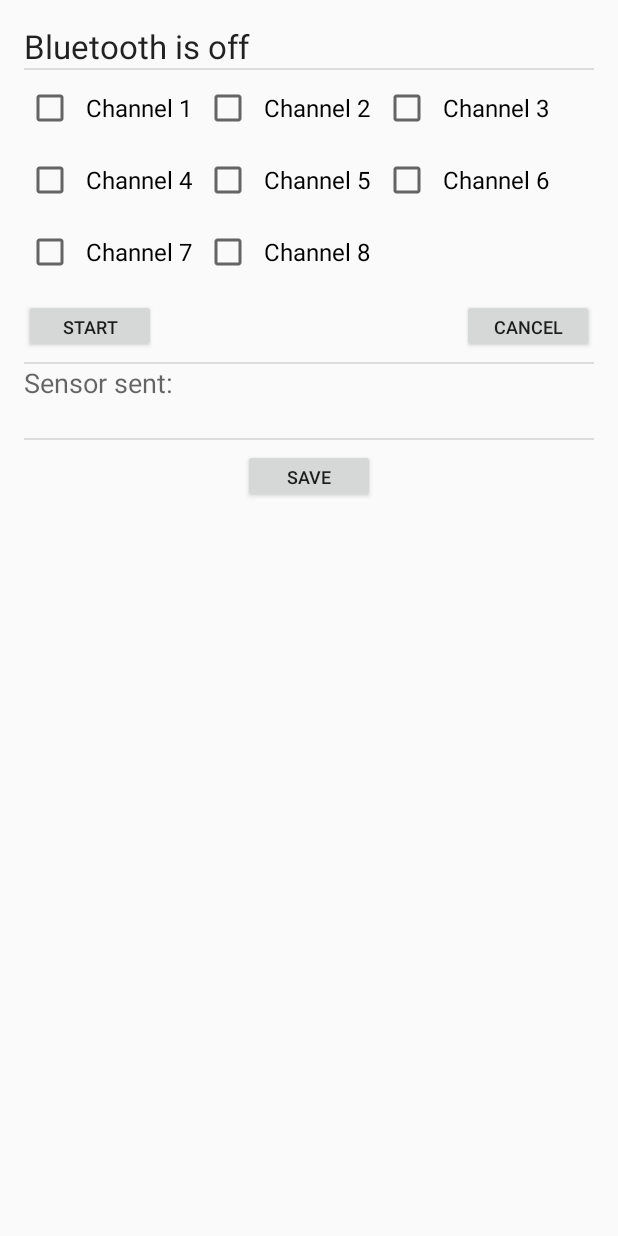
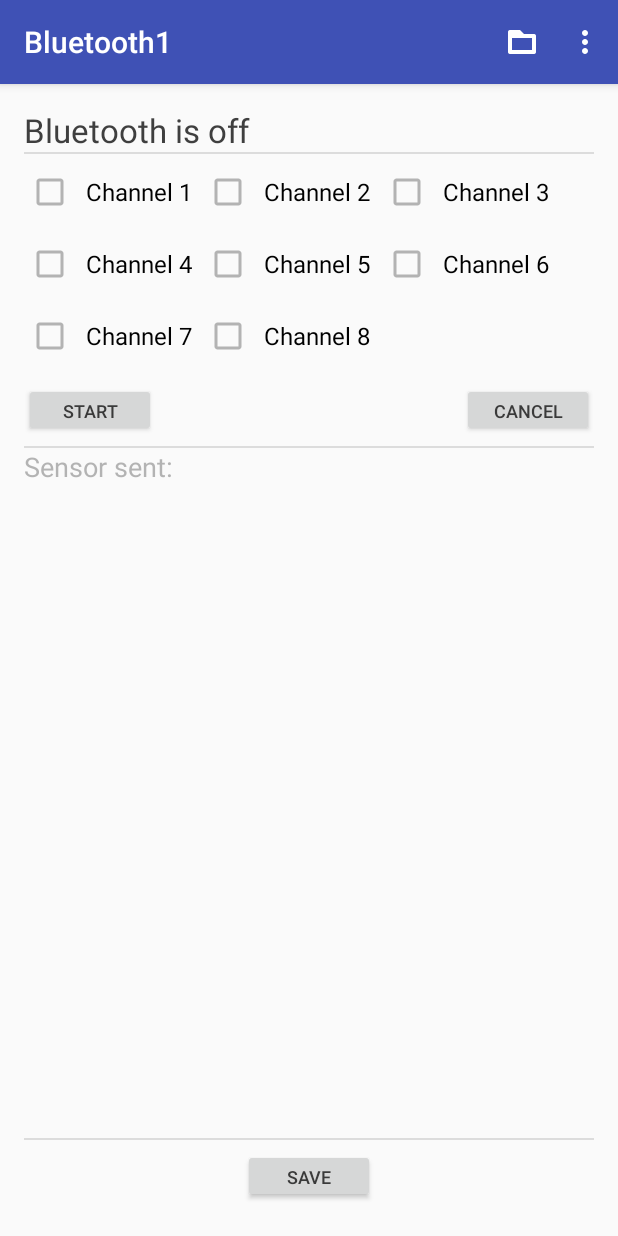
Before and after one commit to AnthonyVDeCaria/ECE496-FPGA_BlueTooth_App, an Android app: the screen it shows after launch (MainActivity), on a phone screen of 412 x 824 dp. Run offline under Robolectric (Android 15) with nearby library versions, the phone set to English and light mode, and no system bars.

Commit message:
Material Design Partly Done
Finished Theme design. Toolbar is showing what is expected. May need to
change further to the correct style format.

```diff
--- a/Android App/Bluetooth/app/src/main/java/com/example/hannahkwon/bluetooth1/MainActivity.java
+++ b/Android App/Bluetooth/app/src/main/java/com/example/hannahkwon/bluetooth1/MainActivity.java
@@ -11,9 +11,11 @@ import android.os.Handler;
 import android.os.Message;
 import android.support.v4.app.ActivityCompat;
 import android.support.v4.app.DialogFragment;
-import android.support.v4.app.FragmentActivity;
 import android.support.v4.content.ContextCompat;
+import android.support.v7.app.AppCompatActivity;
+import android.support.v7.widget.Toolbar;
 import android.util.Log;
+import android.view.Menu;
 import android.view.View;
 import android.widget.Button;
 import android.widget.CheckBox;
@@ -21,14 +23,13 @@ import android.widget.EditText;
 import android.widget.GridLayout;
 import android.widget.TextView;
 import android.widget.Toast;
-import android.widget.Toolbar;
 
-public class MainActivity extends FragmentActivity
+public class MainActivity extends AppCompatActivity
         implements RepromptBtDialogFragment.RepromptBtDialogListener, NotSupportBtDialogFragment.NotSupportBtDialogListener, GetFileNameDialogFragment.GetFileNameDialogListener{
 
     private static final String TAG = "MainActivity";
 
-    private Toolbar toolbar;
+    private android.support.v7.widget.Toolbar toolbar;
 
     // Bluetooth related
     private TextView txt_BtStatus;
@@ -125,8 +126,8 @@ public class MainActivity extends FragmentActivity
 
         setContentView(R.layout.activity_main);
 
-//        toolbar = (Toolbar) findViewById(R.id.toolbar);
-        setActionBar(toolbar);
+        toolbar = (Toolbar) findViewById(R.id.toolBar);
+        setSupportActionBar(toolbar);
 
         txt_BtStatus = (TextView) findViewById(R.id.txt_BtStatus);
         txt_DataReceived = (TextView) findViewById(R.id.txt_DataReceived);
@@ -196,6 +197,14 @@ public class MainActivity extends FragmentActivity
                 commandPacketCreator((byte) Constants.CANCEL);
             }
         });
+    }
+
+    @Override
+    public boolean onCreateOptionsMenu(Menu menu) {
+        // Inflate the menu; this adds items to the action bar if it is present.
+        //TODO start from here
+        getMenuInflater().inflate(R.menu.menu_main, menu);
+        return true;
     }
 
     @Override
--- a/Android App/Bluetooth/app/src/main/res/layout/activity_main.xml
+++ b/Android App/Bluetooth/app/src/main/res/layout/activity_main.xml
@@ -1,15 +1,21 @@
 <?xml version="1.0" encoding="utf-8"?>
-<RelativeLayout xmlns:android="http://schemas.android.com/apk/res/android"
+<LinearLayout xmlns:android="http://schemas.android.com/apk/res/android"
     xmlns:tools="http://schemas.android.com/tools"
     xmlns:app="http://schemas.android.com/apk/res-auto"
     android:layout_width="match_parent"
     android:layout_height="match_parent"
+    android:orientation="vertical"
     tools:context="com.example.hannahkwon.bluetooth1.MainActivity">
+
+    <include
+        android:id="@+id/toolBar"
+        layout="@layout/toolbar">
+    </include>
 
     <LinearLayout
         android:orientation="vertical"
         android:layout_width="match_parent"
-        android:layout_height="wrap_content"
+        android:layout_height="match_parent"
         android:paddingLeft="@dimen/activity_horizontal_margin"
         android:paddingRight="@dimen/activity_horizontal_margin"
         android:paddingTop="@dimen/activity_vertical_margin"
@@ -30,7 +36,7 @@
             <View
                 android:layout_width="match_parent"
                 android:layout_height="1dp"
-                android:background="@color/dividerColor"/>
+                android:background="@color/divider"/>
 
             <GridLayout
                 android:layout_width="match_parent"
@@ -148,7 +154,7 @@
             <View
                 android:layout_width="match_parent"
                 android:layout_height="1dp"
-                android:background="@color/dividerColor"/>
+                android:background="@color/divider"/>
 
             <TextView
                 android:text="Sensor sent:"
@@ -171,7 +177,7 @@
             <View
                 android:layout_width="match_parent"
                 android:layout_height="1dp"
-                android:background="@color/dividerColor"/>
+                android:background="@color/divider"/>
 
             <Button
                 android:text="Save"
@@ -189,4 +195,4 @@
         </LinearLayout>
     </LinearLayout>
 
-</RelativeLayout>
+</LinearLayout>
--- /dev/null
+++ b/Android App/Bluetooth/app/src/main/res/layout/toolbar.xml
@@ -0,0 +1,10 @@
+<?xml version="1.0" encoding="utf-8"?>
+<android.support.v7.widget.Toolbar xmlns:android="http://schemas.android.com/apk/res/android"
+        android:layout_width="match_parent"
+        android:layout_height="?attr/actionBarSize"
+        android:background="?attr/colorPrimary"
+        android:theme="@style/AppThemeOverlay.ActionBar"
+        android:popupTheme="@style/ThemeOverlay.AppCompat.Dark"
+        android:elevation="4dp">
+
+</android.support.v7.widget.Toolbar>
--- /dev/null
+++ b/Android App/Bluetooth/app/src/main/res/menu/menu_main.xml
@@ -0,0 +1,16 @@
+<?xml version="1.0" encoding="utf-8"?>
+<menu xmlns:android="http://schemas.android.com/apk/res/android"
+    xmlns:app="http://schemas.android.com/apk/res-auto">
+
+    <item
+        android:id="@+id/action_open_file"
+        android:icon="@drawable/ic_folder_open"
+        android:title="@string/action_open_file"
+        app:showAsAction="ifRoom"/>
+
+    <!-- Settings, should always be in the overflow -->
+    <item android:id="@+id/action_settings"
+        android:title="@string/action_settings"
+        app:showAsAction="never"/>
+
+</menu>
--- a/Android App/Bluetooth/app/src/main/res/values/colors.xml
+++ b/Android App/Bluetooth/app/src/main/res/values/colors.xml
@@ -1,8 +1,17 @@
 <?xml version="1.0" encoding="utf-8"?>
 <resources>
-    <color name="colorPrimary">#3F51B5</color>
-    <color name="colorPrimaryDark">#303F9F</color>
-    <color name="colorAccent">#FF4081</color>
+    <!--Indigo Color Palette (Primary Palette)-->
+    <color name="primary">#3F51B5</color>
+    <color name="primary_dark">#303F9F</color>
+    <color name="primary_light">#C5CAE9</color>
+    <color name="accent">#FF4081</color>
+    <!--Used 87% of Opacity-->
+    <color name="primary_text">#dd212121</color>
+    <!--Used 54% of Opacity-->
+    <color name="secondary_text">#89757575</color>
+    <!--Disabled text, hint text, and icons (Used 12% of Opacity)-->
+    <color name="icons">#60FFFFFF</color>
     <!-- Opacity of 12% black (for light themes) -->
-    <color name='dividerColor'>#1f000000</color>
+    <color name="divider">#1f000000</color>
+    <color name="white">#ffffff</color>
 </resources>
--- a/Android App/Bluetooth/app/src/main/res/values/strings.xml
+++ b/Android App/Bluetooth/app/src/main/res/values/strings.xml
@@ -2,6 +2,10 @@
 <resources xmlns:xliff="urn:oasis:names:tc:xliff:document:1.2">
 
     <string name="app_name">Bluetooth1</string>
+
+    <!--Toolbar actions-->
+    <string name="action_open_file">Open file</string>
+    <string name="action_settings">Settings</string>
 
     - <!--   Bluetooth Status   -->
     <string name="bluetooth_on">Bluetooth is on</string>
--- a/Android App/Bluetooth/app/src/main/res/values/styles.xml
+++ b/Android App/Bluetooth/app/src/main/res/values/styles.xml
@@ -2,10 +2,52 @@
 
     <!-- Base application theme. -->
     <style name="AppTheme" parent="Theme.AppCompat.Light.NoActionBar">
-        <!-- Customize your theme here. -->
-        <item name="colorPrimary">@color/colorPrimary</item>
-        <item name="colorPrimaryDark">@color/colorPrimaryDark</item>
-        <item name="colorAccent">@color/colorAccent</item>
+        <!-- Main theme colors -->
+        <!--   darker variant for the status bar and contextual app bars -->
+        <item name="colorPrimaryDark">@color/primary_dark</item>
+        <!--   your app branding color for the app bar -->
+        <!--   theme UI controls like checkboxes and text fields -->
+        <item name="colorAccent">@color/accent</item>
+        <item name="colorPrimary">@color/primary</item>
+        <item name="android:textColorPrimary">@color/primary_text</item>
+        <item name="android:textColorSecondary">@color/secondary_text</item>
+
+        <!-- To change the popup menu and app text color  -->
+        <!--<item name="android:textColor">@color/primary_text</item>-->
+        <!-- To change the background of options menu-->
+        <!--<item name="android:itemBackground">@color/background_material_light</item>-->
+        <!--<item name="android:actionBarStyle">@style/CustomActionBar</item>-->
+        <item name="actionBarTheme">@style/AppThemeOverlay.ActionBar</item>
+        <item name="android:popupMenuStyle">@style/CustomOverflowMenu</item>
+        <!--<item name="android:actionButtonStyle">@color/icons<item>-->
+        <item name="android:itemTextAppearance">@style/CustomTextColor</item>
+        <!--<item name="android:actionOverflowButtonStyle">@style/CustomOverflowButton</item>-->
+    </style>
+
+    <style name="AppThemeOverlay.ActionBar" parent="@style/ThemeOverlay.AppCompat.ActionBar">
+        <item name="android:colorControlNormal">@color/white</item>
+        <item name="android:textColorPrimary">@color/white</item>
+        <item name="android:textColorSecondary">@color/secondary_text</item>
+
+    </style>
+
+    <!--Done-->
+    <style name="CustomOverflowMenu" parent="@android:style/Widget.Material.ListPopupWindow">
+        <item name="android:popupBackground">@color/background_material_light</item>
+    </style>
+
+
+    <style name="CustomOverflowButton" parent="@android:style/Widget.Material.ActionButton.Overflow">
+        <item name="android:background">@color/icons</item>
+    </style>
+
+    <!--Done-->
+    <style name="CustomTextColor" parent="@android:style/TextAppearance.Material.Widget.PopupMenu">
+        <item name="android:textColor">@color/primary_text</item>
+    </style>
+
+    <style name="CustomTitleTextColor" parent="@android:style/TextAppearance.Material.Widget.ActionBar.Title">
+        <item name="android:textColor">@color/icons</item>
     </style>
 
 </resources>
--- a/Android App/Bluetooth/build.gradle
+++ b/Android App/Bluetooth/build.gradle
@@ -5,7 +5,7 @@ buildscript {
         jcenter()
     }
     dependencies {
-        classpath 'com.android.tools.build:gradle:2.2.2'
+        classpath 'com.android.tools.build:gradle:2.2.3'
 
         // NOTE: Do not place your application dependencies here; they belong
         // in the individual module build.gradle files
```
Also changed, not shown: Android App/Bluetooth/app/src/main/res/drawable-hdpi/ic_folder_open.png (added), Android App/Bluetooth/app/src/main/res/drawable-ldpi/ic_folder_open.png (added), Android App/Bluetooth/app/src/main/res/drawable-mdpi/ic_folder_open.png (added), Android App/Bluetooth/app/src/main/res/drawable-xhdpi/ic_folder_open.png (added), 2 other files.
